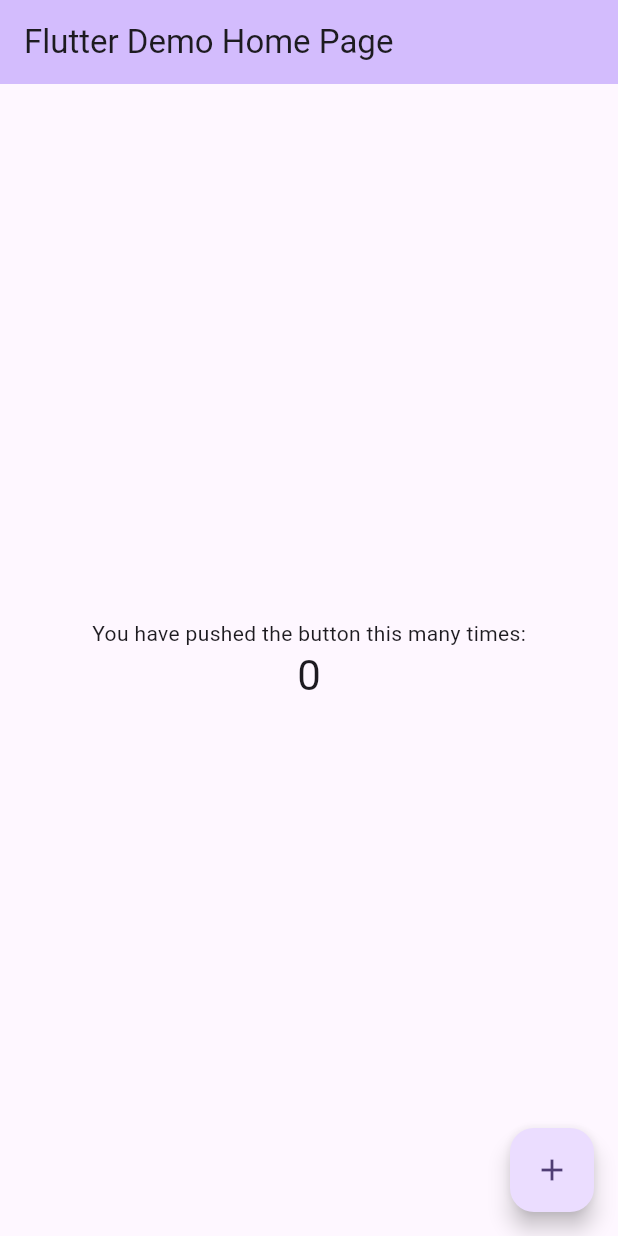
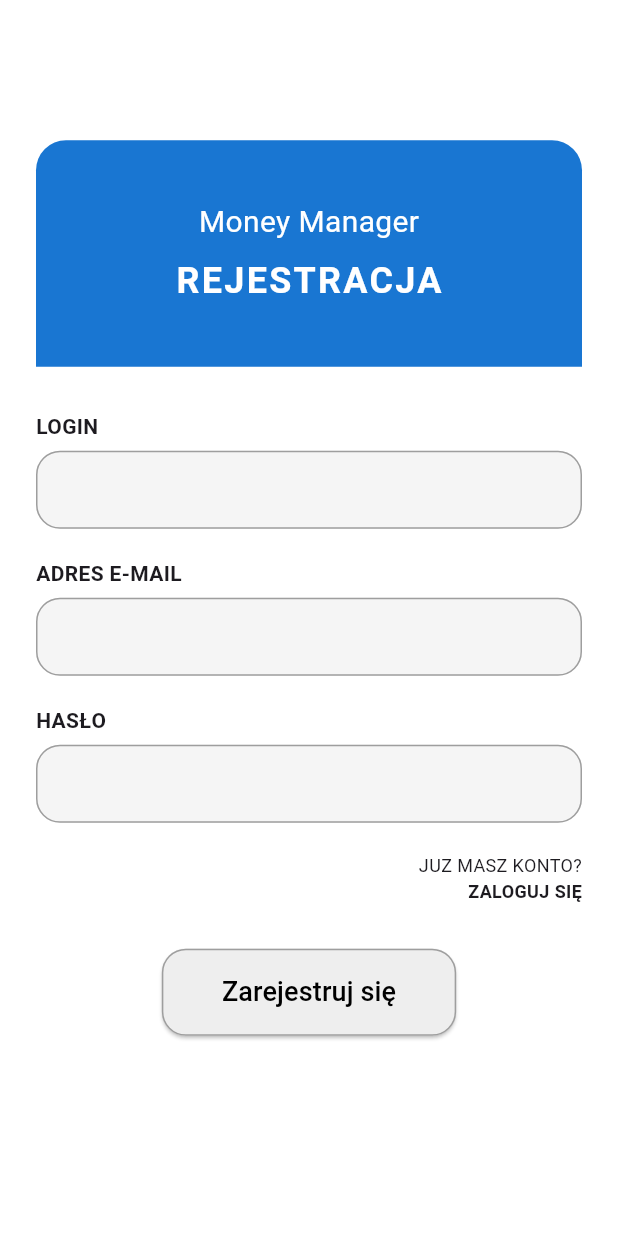
Before and after one commit to Money-Manager-App-Team/Money-Manager, a Flutter app: the screen it shows after launch, on a phone screen of 412 x 824 dp. Run offline on Flutter 3.47's test engine with Material 3 defaults, Android fonts, the phone set to English and light mode, and no system bars; our stand-ins replace firebase_core; accounts and stored records are empty.

Commit message:
Okno rejestracji

```diff
--- a/lib/main.dart
+++ b/lib/main.dart
@@ -1,7 +1,10 @@
 import 'package:flutter/material.dart';
+import 'package:money_manager/registration_page.dart';
 
 void main() {
-  runApp(const MyApp());
+  runApp(const MaterialApp(
+      debugShowCheckedModeBanner: false,
+      home: RegistrationPage()));
 }
 
 class MyApp extends StatelessWidget {
--- a/lib/registration_page.dart
+++ b/lib/registration_page.dart
@@ -0,0 +1,134 @@
+import 'package:flutter/material.dart';
+
+class RegistrationPage extends StatelessWidget {
+  const RegistrationPage({super.key});
+
+  @override
+  Widget build(BuildContext context) {
+    return Scaffold(
+      backgroundColor: Colors.white,
+      body: Center(
+        child: SingleChildScrollView(
+          child: Padding(
+            padding: const EdgeInsets.symmetric(horizontal: 24.0),
+            child: Column(
+              mainAxisAlignment: MainAxisAlignment.center,
+              children: [
+                // Header
+                Container(
+                  width: double.infinity,
+                  padding: const EdgeInsets.symmetric(vertical: 40.0),
+                  decoration: const BoxDecoration(
+                    color: Color(0xFF1976D2), // Blue color
+                    borderRadius: BorderRadius.vertical(top: Radius.circular(20)),
+                  ),
+                  child: const Column(
+                    children: [
+                      Text(
+                        'Money Manager',
+                        style: TextStyle(color: Colors.white, fontSize: 20),
+                      ),
+                      SizedBox(height: 8),
+                      Text(
+                        'REJESTRACJA',
+                        style: TextStyle(
+                          color: Colors.white,
+                          fontSize: 24,
+                          fontWeight: FontWeight.bold,
+                          letterSpacing: 1.5,
+                        ),
+                      ),
+                    ],
+                  ),
+                ),
+                const SizedBox(height: 30),
+
+                // LOGIN
+                _buildTextField(label: 'LOGIN'),
+
+                const SizedBox(height: 20),
+
+                // EMAIL
+                _buildTextField(label: 'ADRES E-MAIL'),
+
+                const SizedBox(height: 20),
+
+                // PASSWORD
+                _buildTextField(label: 'HASŁO', obscure: true),
+
+                const SizedBox(height: 20),
+
+                // Already have an account?
+                const Align(
+                  alignment: Alignment.centerRight,
+                  child: Column(
+                    crossAxisAlignment: CrossAxisAlignment.end,
+                    children: [
+                      Text('JUZ MASZ KONTO?', style: TextStyle(fontSize: 12)),
+                      Text(
+                        'ZALOGUJ SIĘ',
+                        style: TextStyle(fontSize: 12, fontWeight: FontWeight.bold),
+                      ),
+                    ],
+                  ),
+                ),
+
+                const SizedBox(height: 30),
+
+                // Register Button
+                ElevatedButton(
+                  style: ElevatedButton.styleFrom(
+                    padding: const EdgeInsets.symmetric(horizontal: 40, vertical: 16),
+                    shape: RoundedRectangleBorder(
+                      borderRadius: BorderRadius.circular(16),
+                      side: const BorderSide(color: Colors.grey),
+                    ),
+                    backgroundColor: Colors.grey[200],
+                  ),
+                  onPressed: () {
+                    // TODO: Registration logic here
+                  },
+                  child: const Text(
+                    'Zarejestruj się',
+                    style: TextStyle(fontSize: 18, color: Colors.black),
+                  ),
+                ),
+
+                const SizedBox(height: 40),
+              ],
+            ),
+          ),
+        ),
+      ),
+    );
+  }
+
+  Widget _buildTextField({required String label, bool obscure = false}) {
+    return Column(
+      crossAxisAlignment: CrossAxisAlignment.start,
+      children: [
+        Text(
+          label.toUpperCase(),
+          style: const TextStyle(fontWeight: FontWeight.bold),
+        ),
+        const SizedBox(height: 6),
+        TextField(
+          obscureText: obscure,
+          decoration: InputDecoration(
+            filled: true,
+            fillColor: Colors.grey[100],
+            contentPadding: const EdgeInsets.symmetric(vertical: 14, horizontal: 16),
+            enabledBorder: OutlineInputBorder(
+              borderRadius: BorderRadius.circular(16),
+              borderSide: const BorderSide(color: Colors.grey),
+            ),
+            focusedBorder: OutlineInputBorder(
+              borderRadius: BorderRadius.circular(16),
+              borderSide: const BorderSide(color: Colors.blue),
+            ),
+          ),
+        ),
+      ],
+    );
+  }
+}
```
